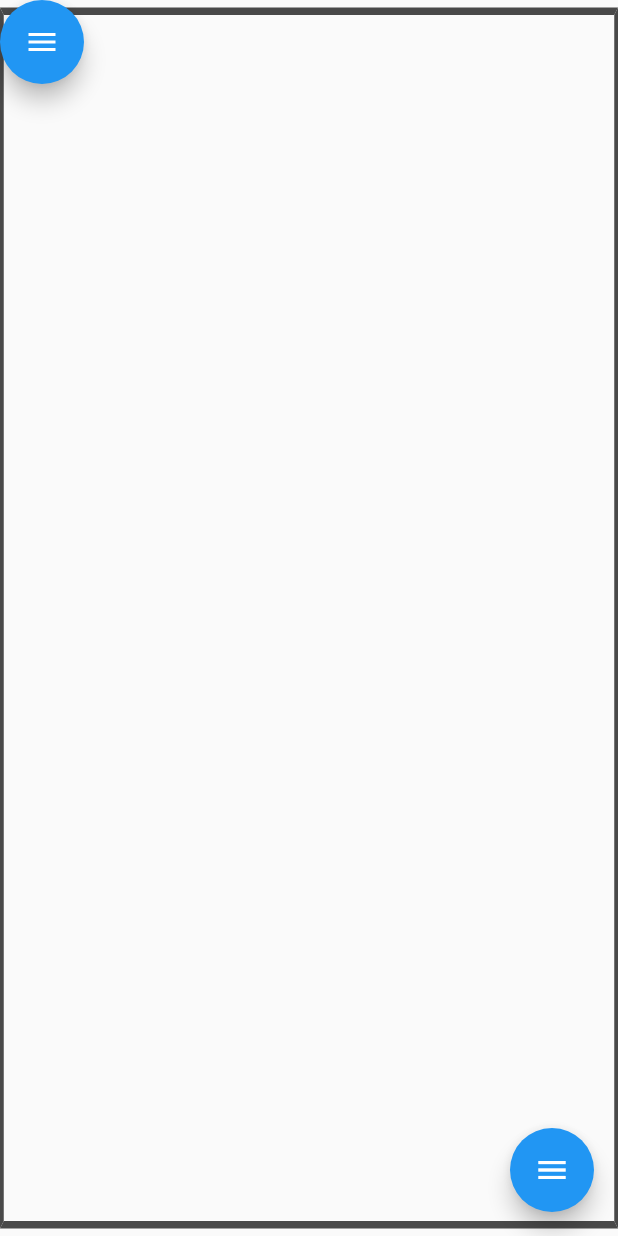
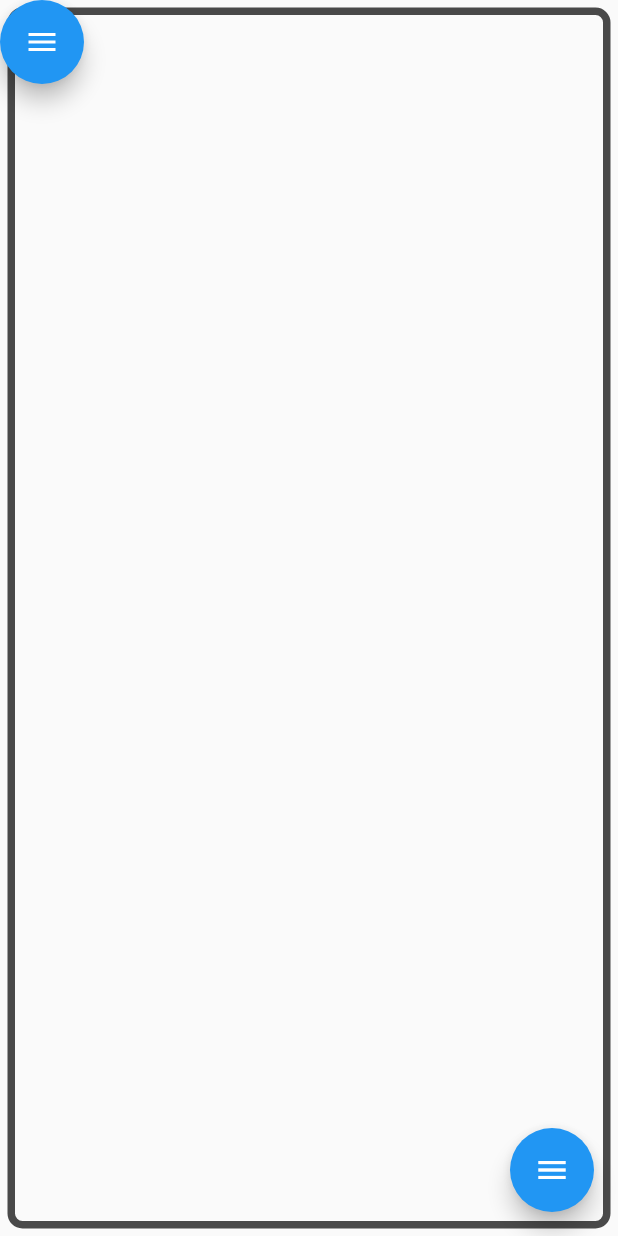
Before and after one commit to Projektkurs/smartclock, a Flutter app: the screen it shows after launch, on a phone screen of 412 x 824 dp. Run offline on Flutter 3.47's test engine with Material 2 defaults, Android fonts, the phone set to English and light mode, and no system bars; our stand-ins replace flutter_colorpicker.

Commit message:
removed extra variable for sliders and added radius option

```diff
--- a/lib/component/component.dart
+++ b/lib/component/component.dart
@@ -53,7 +53,7 @@ mixin ComponentBuild<Parent extends Component>
   }
   Parent get widget;
   BuildContext get context;
-  bool unitedborder=true;
+  bool unitedborder=false;
   void setState(VoidCallback fn);
   Widget componentbuild(Widget child) {
     return Expanded(
@@ -80,8 +80,8 @@ mixin ComponentBuild<Parent extends Component>
             )
             :
             BoxDecoration(
-              borderRadius: const BorderRadius.all(Radius.circular(20)),
-              border:Border.all(width: 4.0, color: const Color.fromARGB(255, 73, 73, 73))),
+              borderRadius: BorderRadius.all(Radius.circular(widget.gconfig.borderRadius?? globalgconf.borderRadius!)),
+              border:Border.all(width: widget.gconfig.borderWidth?? globalgconf.borderWidth!, color: const Color.fromARGB(255, 73, 73, 73))),
           child: SizedBox.expand(child:child)),
       );})
     );
```
Also changed, not shown: lib/popups/component_menu.dart (+8 -10 lines).
